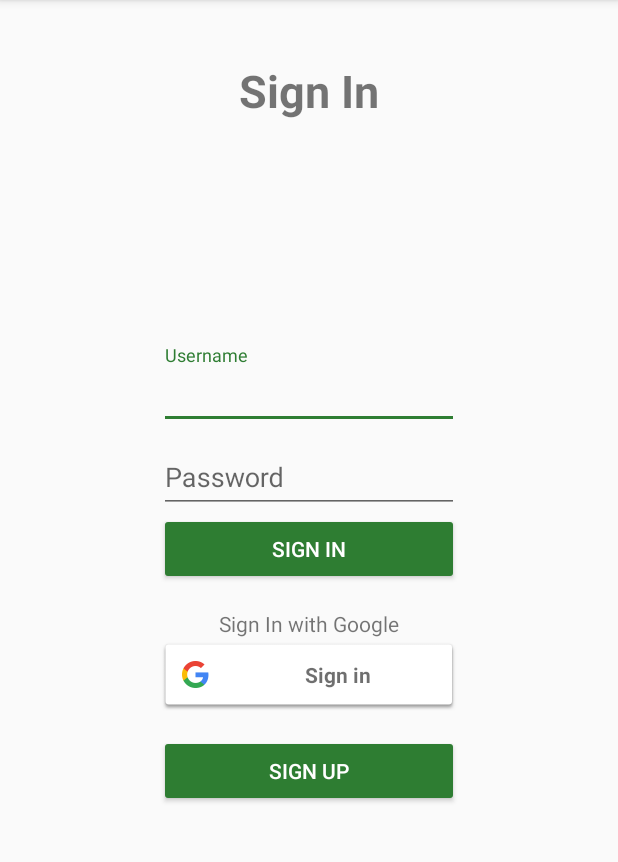
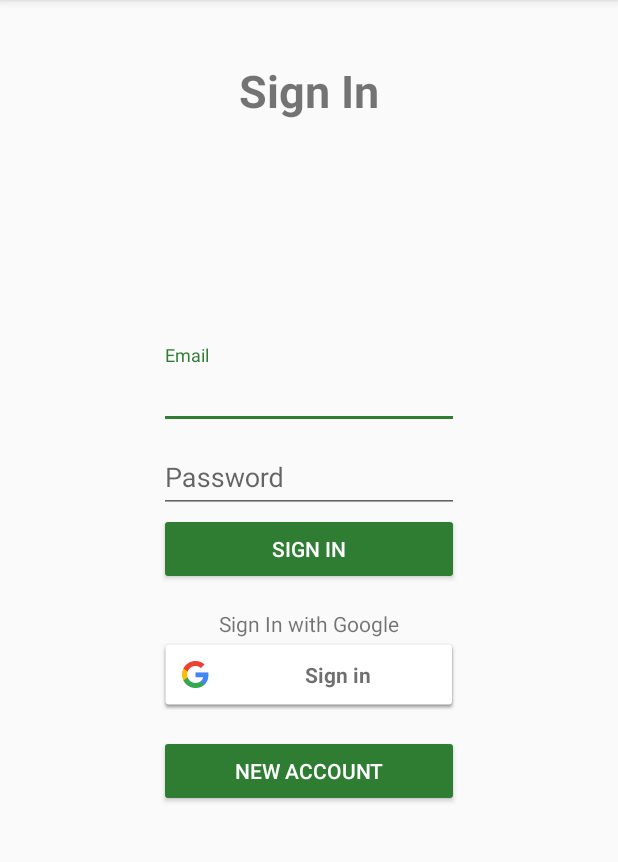
Before and after one commit to kkawai/instachat, an Android app: the screen it shows after launch (SignInActivity), on a phone screen of 412 x 824 dp, the part 84-946 px from its top. Run offline under Robolectric (Android 15) with nearby library versions, the phone set to English and light mode, and no system bars; our stand-ins replace AdMob, CircleImageView, Firebase (no records; nobody signed in at launch, a user with empty details on screens opened directly), Volley; pictures from the network do not load.

Commit message:
Got sign-up and sign-in working well with google sign-in and just regular email sign in.

```diff
--- a/app/build.gradle
+++ b/app/build.gradle
@@ -2,6 +2,7 @@ apply plugin: 'com.android.application'
 
 repositories {
     mavenLocal()
+    jcenter()
     flatDir {
         dirs 'libs'
     }
--- a/app/src/main/java/com/google/firebase/codelab/friendlychat/MainActivity.java
+++ b/app/src/main/java/com/google/firebase/codelab/friendlychat/MainActivity.java
@@ -58,6 +58,8 @@ import com.google.firebase.database.DatabaseReference;
 import com.google.firebase.database.FirebaseDatabase;
 import com.google.firebase.remoteconfig.FirebaseRemoteConfig;
 import com.google.firebase.remoteconfig.FirebaseRemoteConfigSettings;
+import com.initech.model.User;
+import com.initech.util.Preferences;
 
 import java.util.HashMap;
 import java.util.Map;
@@ -97,12 +99,13 @@ public class MainActivity extends AppCompatActivity implements
     private ProgressBar mProgressBar;
     private DatabaseReference mFirebaseDatabaseReference;
     private FirebaseAuth mFirebaseAuth;
-    private FirebaseUser mFirebaseUser;
+    //private FirebaseUser mFirebaseUser;
     private FirebaseAnalytics mFirebaseAnalytics;
     private EditText mMessageEditText;
     private AdView mAdView;
     private FirebaseRemoteConfig mFirebaseRemoteConfig;
-    private GoogleApiClient mGoogleApiClient;
+    //private GoogleApiClient mGoogleApiClient;
+    private User mUser;
 
     @Override
     protected void onCreate(Bundle savedInstanceState) {
@@ -114,22 +117,29 @@ public class MainActivity extends AppCompatActivity implements
 
         // Initialize Firebase Auth
         mFirebaseAuth = FirebaseAuth.getInstance();
-        mFirebaseUser = mFirebaseAuth.getCurrentUser();
-
-        if (mFirebaseUser == null) {
+        //mFirebaseUser = mFirebaseAuth.getCurrentUser();
+        mUser = Preferences.getInstance(this).getUser();
+        if (mUser == null) {
             // Not signed in, launch the Sign In activity
             startActivity(new Intent(this, SignInActivity.class));
             finish();
             return;
         } else {
-            mUsername = mFirebaseUser.getDisplayName();
-            mPhotoUrl = mFirebaseUser.getPhotoUrl().toString();
+            final String photo = Preferences.getInstance(this).getUser().getProfilePicUrl();
+            if (photo != null) {
+                mPhotoUrl = photo;
+            }
+            mUsername = Preferences.getInstance(this).getUsername();
+            //mUsername = mFirebaseUser.getDisplayName();
+            //mPhotoUrl = mFirebaseUser.getPhotoUrl().toString();
         }
 
+        /*
         mGoogleApiClient = new GoogleApiClient.Builder(this)
-                .enableAutoManage(this /* FragmentActivity */, this /* OnConnectionFailedListener */)
+                .enableAutoManage(this, this)
                 .addApi(Auth.GOOGLE_SIGN_IN_API)
                 .build();
+                */
 
         mProgressBar = (ProgressBar) findViewById(R.id.progressBar);
         mMessageRecyclerView = (RecyclerView) findViewById(R.id.messageRecyclerView);
@@ -297,8 +307,9 @@ public class MainActivity extends AppCompatActivity implements
                 return true;
             case R.id.sign_out_menu:
                 mFirebaseAuth.signOut();
-                Auth.GoogleSignInApi.signOut(mGoogleApiClient);
-                mFirebaseUser = null;
+                //Auth.GoogleSignInApi.signOut(mGoogleApiClient);
+                //mFirebaseUser = null;
+                Preferences.getInstance(this).saveUser(null);
                 mUsername = ANONYMOUS;
                 mPhotoUrl = null;
                 startActivity(new Intent(this, SignInActivity.class));
--- a/app/src/main/res/layout/activity_sign_in.xml
+++ b/app/src/main/res/layout/activity_sign_in.xml
@@ -21,16 +21,16 @@
         android:orientation="vertical">
 
         <android.support.design.widget.TextInputLayout
-            android:id="@+id/input_username_layout"
+            android:id="@+id/input_email_layout"
             android:layout_width="match_parent"
             android:layout_height="wrap_content">
 
             <android.support.design.widget.TextInputEditText
-                android:id="@+id/input_username"
+                android:id="@+id/input_email"
                 android:layout_width="match_parent"
                 android:layout_height="wrap_content"
-                android:hint="@string/hint_username"
-                android:inputType="textPersonName"/>
+                android:hint="@string/hint_email"
+                android:inputType="textEmailAddress"/>
 
         </android.support.design.widget.TextInputLayout>
 
@@ -49,7 +49,7 @@
         </android.support.design.widget.TextInputLayout>
 
         <Button
-            android:id="@+id/sign_in_button"
+            android:id="@+id/sign_in_with_email_button"
             android:layout_width="@dimen/sign_in_button_widths"
             android:layout_height="wrap_content"
             android:layout_gravity="center_horizontal"
@@ -77,7 +77,7 @@
             android:layout_width="@dimen/sign_in_button_widths"
             android:layout_height="wrap_content"
             android:layout_gravity="center_horizontal"
-            android:text="@string/sign_up"
+            android:text="@string/new_account"
             />
 
     </LinearLayout>
--- a/app/src/main/res/layout/activity_sign_up.xml
+++ b/app/src/main/res/layout/activity_sign_up.xml
@@ -14,7 +14,7 @@
         android:textStyle="bold"
         android:layout_gravity="center_horizontal"
         android:layout_marginTop="40dp"
-        android:text="@string/sign_up"/>
+        android:text="@string/new_account"/>
 
     <LinearLayout
         android:layout_width="match_parent"
--- a/app/src/main/res/values/strings.xml
+++ b/app/src/main/res/values/strings.xml
@@ -10,6 +10,7 @@
     <string name="sign_in">Sign In</string>
     <string name="sign_in_with_google">Sign In with Google</string>
     <string name="sign_up">Sign Up</string>
+    <string name="new_account">New Account</string>
     <string name="hint_username">Username</string>
     <string name="hint_email">Email</string>
     <string name="hint_password">Password</string>
@@ -22,5 +23,7 @@
     <string name="general_api_error">Could not do it.  Please try again.  %s</string>
     <string name="email_exists">Please choose a different email.  %s is already registered.</string>
     <string name="username_exists">Please choose a username name.  %s is already taken.</string>
+    <string name="email_password_not_found">Email and password not found.  Try again.</string>
+    <string name="wrong_password">Wrong password.  Try again.</string>
     <string name="banner_ad_unit_id" translatable="false">ca-app-pub-3940256099942544/6300978111</string>
 </resources>
--- a/settings.gradle
+++ b/settings.gradle
@@ -1 +1 @@
-include ':app', ':volley'
+include ':app'
```
Also changed, not shown: app/src/main/java/com/google/firebase/codelab/friendlychat/SignInActivity.java (+103 -53 lines), app/src/main/java/com/google/firebase/codelab/friendlychat/SignUpActivity.java (+38 -4 lines), app/src/main/java/com/initech/api/NetworkApi.java (+4 -4 lines), app/src/main/java/com/initech/util/Preferences.java (+9 -1 lines).
